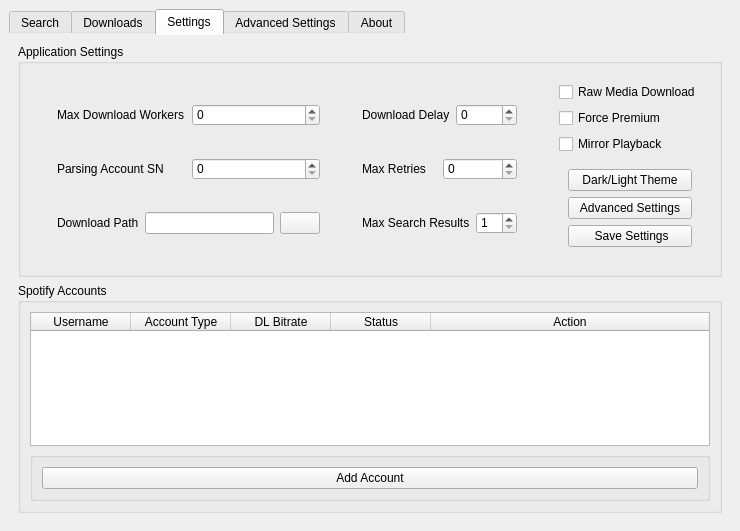
This is src/onthespot/gui/qtui/main.ui in moddroid94/onthespot as Qt 5 draws it before an edit. The edited form follows.
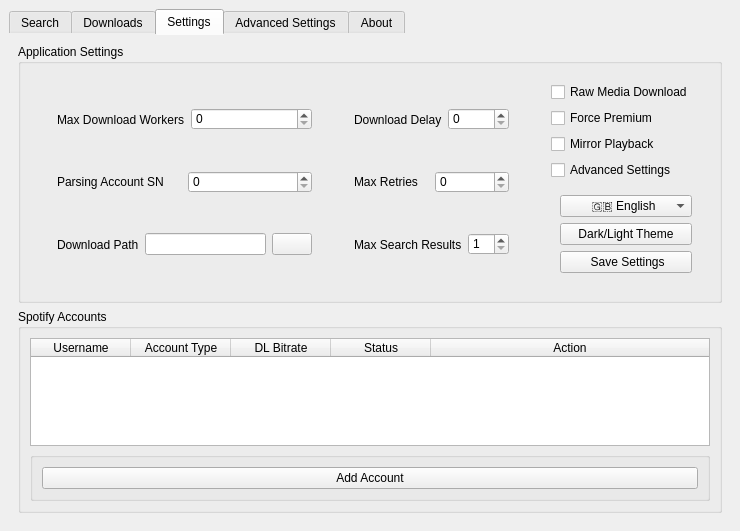
This is the edited form. Icons and pictures are not drawn.

Commit message: Add translation support, add toggle to dark mode

Diff of the .ui file:
```diff
--- a/src/onthespot/gui/qtui/main.ui
+++ b/src/onthespot/gui/qtui/main.ui
@@ -867,6 +867,19 @@
                 </property>
                </widget>
               </item>
+              <item>
+               <widget class="QCheckBox" name="btn_toggle_advanced">
+                <property name="minimumSize">
+                 <size>
+                  <width>0</width>
+                  <height>0</height>
+                 </size>
+                </property>
+                <property name="text">
+                 <string>Advanced Settings</string>
+                </property>
+               </widget>
+              </item>
               <item>
                <widget class="QGroupBox" name="groupBox_2">
                 <property name="maximumSize">
@@ -880,20 +893,21 @@
                 </property>
                 <layout class="QVBoxLayout" name="verticalLayout_9">
                  <item>
-                  <widget class="QPushButton" name="toggle_theme_button">
-                   <property name="minimumSize">
-                    <size>
-                     <width>0</width>
-                     <height>0</height>
-                    </size>
-                   </property>
-                   <property name="text">
-                    <string>Dark/Light Theme</string>
-                   </property>
+                  <widget class="QComboBox" name="inp_language">
+                   <item>
+                    <property name="text">
+                     <string>        🇬🇧 English</string>
+                    </property>
+                   </item>
+                   <item>
+                    <property name="text">
+                     <string>       🇵🇹 Português</string>
+                    </property>
+                   </item>
                   </widget>
                  </item>
                  <item>
-                  <widget class="QPushButton" name="btn_toggle_advanced">
+                  <widget class="QPushButton" name="toggle_theme_button">
                    <property name="minimumSize">
                     <size>
                      <width>0</width>
@@ -901,7 +915,7 @@
                     </size>
                    </property>
                    <property name="text">
-                    <string>Advanced Settings</string>
+                    <string>Dark/Light Theme</string>
                    </property>
                   </widget>
                  </item>
```
The commit also changes 35 other files.
